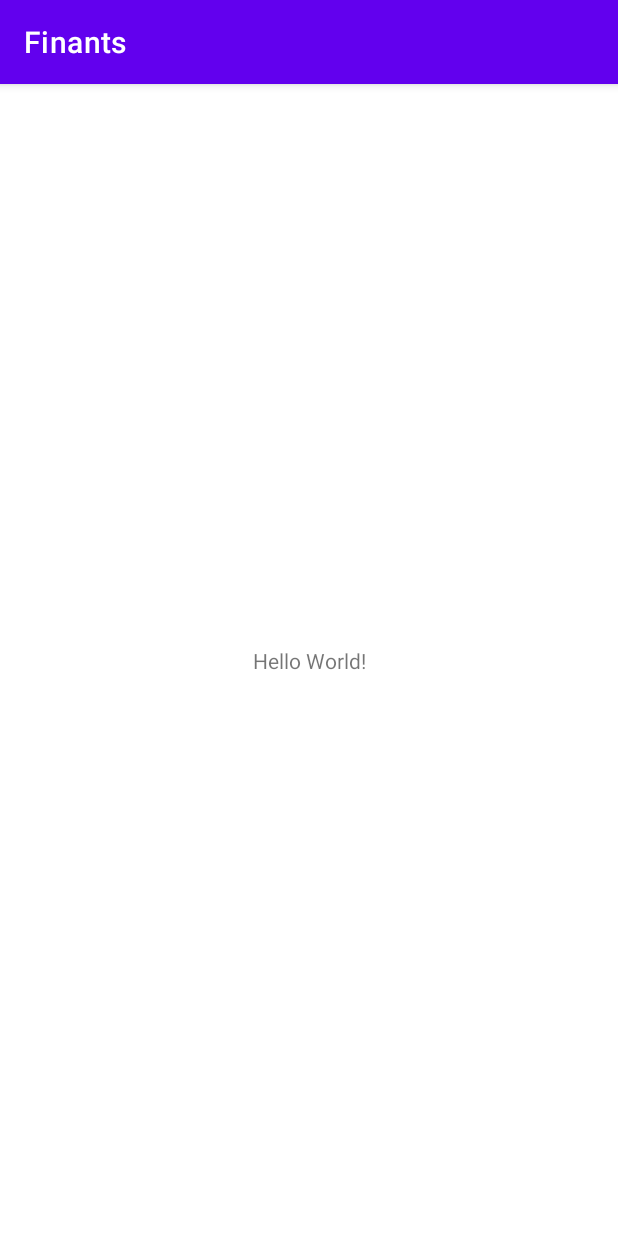
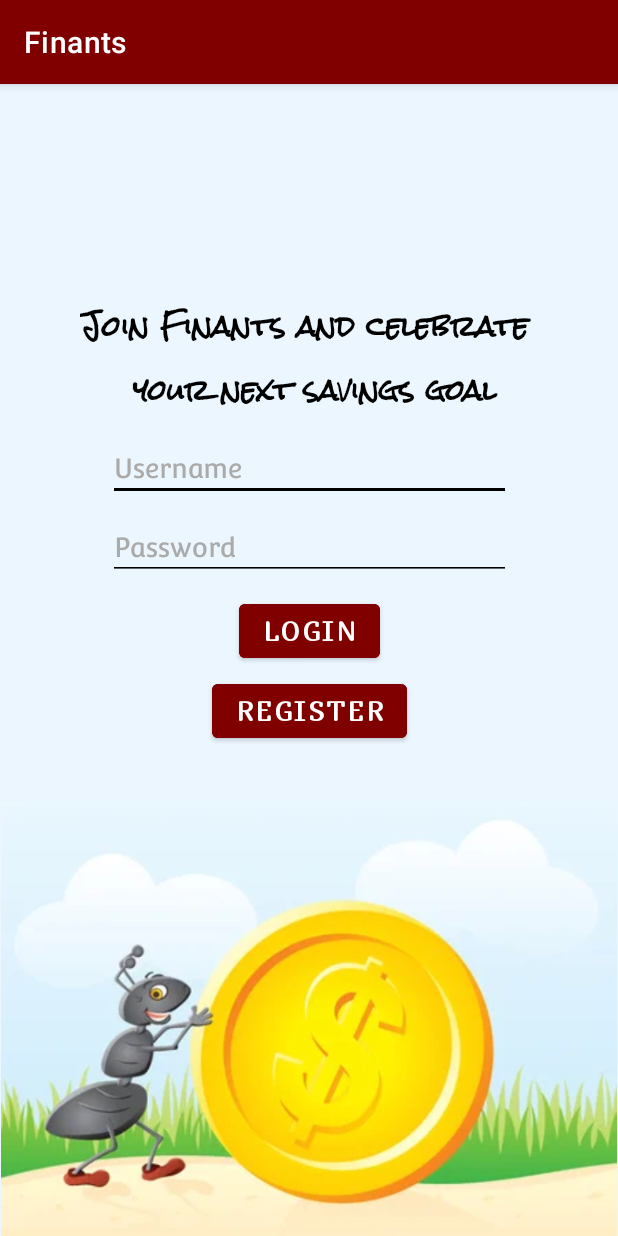
Before and after one commit to CodePath-Android-Final/Finants, an Android app: the screen it shows after launch (MainActivity before the commit, LoginActivity after it), on a phone screen of 412 x 824 dp. Run offline under Robolectric (Android 15) with nearby library versions, the phone set to English and light mode, and no system bars; libraries missing offline, so code that uses them is left out: com.parse; 2 statements that could not run were skipped.

Commit message:
Added user authentication and login page with connected backend

```diff
--- a/app/build.gradle
+++ b/app/build.gradle
@@ -37,6 +37,7 @@ dependencies {
     implementation 'androidx.appcompat:appcompat:1.4.1'
     implementation 'com.google.android.material:material:1.5.0'
     implementation 'androidx.constraintlayout:constraintlayout:2.1.3'
+    implementation "com.github.parse-community.Parse-SDK-Android:parse:3.0.0"
     testImplementation 'junit:junit:4.13.2'
     androidTestImplementation 'androidx.test.ext:junit:1.1.3'
     androidTestImplementation 'androidx.test.espresso:espresso-core:3.4.0'
--- /dev/null
+++ b/app/src/main/java/com/example/finants/FinantsApplication.kt
@@ -0,0 +1,17 @@
+package com.example.finants
+
+import android.app.Application;
+import com.parse.Parse;
+
+
+class FinantsApplication : Application() {
+    override fun onCreate() {
+        super.onCreate()
+        Parse.initialize(
+            Parse.Configuration.Builder(this)
+                .applicationId(getString(R.string.back4app_app_id))
+                .clientKey(getString(R.string.back4app_client_key))
+                .server(getString(R.string.back4app_server_url))
+                .build());
+    }
+}
--- /dev/null
+++ b/app/src/main/java/com/example/finants/LoginActivity.kt
@@ -0,0 +1,73 @@
+package com.example.finants
+
+import android.content.Intent
+import android.graphics.Color
+import android.graphics.drawable.ColorDrawable
+import androidx.appcompat.app.AppCompatActivity
+import android.os.Bundle
+import android.util.Log
+import android.widget.Button
+import android.widget.EditText
+import android.widget.Toast
+import com.parse.ParseUser
+
+class LoginActivity : AppCompatActivity() {
+    override fun onCreate(savedInstanceState: Bundle?) {
+        super.onCreate(savedInstanceState)
+        supportActionBar!!.setBackgroundDrawable(ColorDrawable(Color.parseColor("#800000")))
+        setContentView(R.layout.activity_login)
+        if(ParseUser.getCurrentUser()!=null){
+            goToMainActivity()
+        }
+
+        findViewById<Button>(R.id.login_button).setOnClickListener(){
+            val username=findViewById<EditText>(R.id.et_UserName).text.toString()
+            val password=findViewById<EditText>(R.id.et_Password).text.toString()
+            loginUser(username,password)
+        }
+
+        findViewById<Button>(R.id.signUpBtn).setOnClickListener(){
+            val username=findViewById<EditText>(R.id.et_UserName).text.toString()
+            val password=findViewById<EditText>(R.id.et_Password).text.toString()
+            signUpUser(username,password)
+        }
+    }
+        private fun signUpUser(username: String,password: String){
+            val user=ParseUser()
+
+            user.setUsername(username)
+            user.setPassword(password)
+
+            user.signUpInBackground{e->
+                if(e==null){
+                    Toast.makeText(this,"Registration Successful!",Toast.LENGTH_SHORT).show()
+                    goToMainActivity()
+                }else{
+                    Toast.makeText(this,"Registration Failed",Toast.LENGTH_SHORT).show()
+                    e.printStackTrace()
+                }
+            }
+        }
+        private fun loginUser(username: String, password: String) {
+            ParseUser.logInInBackground(username, password, ({ user, e ->
+                if (user != null) {
+                    Log.i(TAG, "Successfully logged in user")
+                    goToMainActivity()
+                } else {
+                    e.printStackTrace()
+                    Toast.makeText(this,"error loggin in",Toast.LENGTH_SHORT).show()
+                }
+            })
+            )
+        }
+
+        private fun goToMainActivity() {
+            val intent= Intent(this@LoginActivity,MainActivity::class.java)
+            startActivity(intent)
+            finish()
+        }
+
+        companion object{
+            const val TAG="LoginActivity"
+        }
+}
--- /dev/null
+++ b/app/src/main/res/layout/activity_login.xml
@@ -0,0 +1,100 @@
+<?xml version="1.0" encoding="utf-8"?>
+<androidx.constraintlayout.widget.ConstraintLayout xmlns:android="http://schemas.android.com/apk/res/android"
+    xmlns:app="http://schemas.android.com/apk/res-auto"
+    xmlns:tools="http://schemas.android.com/tools"
+    android:layout_width="match_parent"
+    android:layout_height="match_parent"
+    tools:context=".LoginActivity"
+    android:background="#EBF6FF">
+
+  <Button
+      android:id="@+id/login_button"
+      android:layout_width="wrap_content"
+      android:layout_height="wrap_content"
+      android:layout_margin="10dp"
+      android:layout_marginTop="8dp"
+      android:text="Login"
+      android:textSize="18dp"
+      android:textStyle="bold"
+      android:fontFamily="@font/marmelad"
+      android:backgroundTint="#800000"
+      app:layout_constraintEnd_toEndOf="parent"
+      app:layout_constraintStart_toStartOf="parent"
+      app:layout_constraintTop_toBottomOf="@+id/et_Password" />
+
+  <EditText
+      android:id="@+id/et_UserName"
+      android:layout_width="wrap_content"
+      android:layout_height="wrap_content"
+      android:layout_margin="10dp"
+      android:ems="13"
+      android:hint="Username"
+      android:inputType="textEmailAddress"
+      android:fontFamily="@font/convergence"
+      android:text=""
+      android:textColor="@color/black"
+      android:textColorHint="#AAAAAA"
+      android:backgroundTint="#000000"
+      app:layout_constraintEnd_toEndOf="parent"
+      app:layout_constraintStart_toStartOf="parent"
+      app:layout_constraintTop_toBottomOf="@id/tvSlogan" />
+
+  <EditText
+      android:id="@+id/et_Password"
+      android:layout_width="wrap_content"
+      android:layout_height="wrap_content"
+      android:layout_margin="10dp"
+      android:layout_marginTop="8dp"
+      android:ems="13"
+      android:hint="Password"
+      android:fontFamily="@font/convergence"
+      android:textColor="@color/black"
+      android:textColorHint="#AAAAAA"
+      android:inputType="textPassword"
+      android:text=""
+      android:backgroundTint="#000000"
+      app:layout_constraintEnd_toEndOf="parent"
+      app:layout_constraintStart_toStartOf="parent"
+      app:layout_constraintTop_toBottomOf="@+id/et_UserName" />
+
+  <Button
+      android:id="@+id/signUpBtn"
+      android:layout_width="wrap_content"
+      android:layout_height="wrap_content"
+      android:layout_margin="5dp"
+      android:layout_marginTop="140dp"
+      android:text="Register"
+      android:fontFamily="@font/marmelad"
+      android:backgroundTint="#800000"
+      android:textSize="18dp"
+      android:textStyle="bold"
+      app:layout_constraintEnd_toEndOf="parent"
+      app:layout_constraintStart_toStartOf="parent"
+      app:layout_constraintTop_toBottomOf="@+id/login_button" />
+
+  <TextView
+      android:id="@+id/tvSlogan"
+      android:layout_width="wrap_content"
+      android:layout_height="wrap_content"
+      android:text="Join Finants and celebrate \n your next savings goal"
+      android:fontFamily="@font/rocksalt"
+      android:textColor="@color/black"
+      android:textSize="18dp"
+      android:textAlignment="center"
+      android:layout_marginTop="140dp"
+      android:layout_marginLeft="50dp"
+      android:layout_marginRight="50dp"
+      app:layout_constraintEnd_toEndOf="parent"
+      app:layout_constraintStart_toStartOf="parent"
+      app:layout_constraintTop_toTopOf="parent"
+      android:textStyle="bold"/>
+
+  <ImageView
+      android:id="@+id/imageView"
+      android:layout_width="wrap_content"
+      android:layout_height="290dp"
+      app:layout_constraintBottom_toBottomOf="parent"
+      app:layout_constraintEnd_toEndOf="parent"
+      app:layout_constraintStart_toStartOf="parent"
+      app:srcCompat="@drawable/ant_back" />
+</androidx.constraintlayout.widget.ConstraintLayout>
--- a/app/src/main/res/layout/activity_main.xml
+++ b/app/src/main/res/layout/activity_main.xml
@@ -9,7 +9,7 @@
     <TextView
         android:layout_width="wrap_content"
         android:layout_height="wrap_content"
-        android:text="Hello World!"
+        android:text="This will be replaced by Fragments!!!"
         app:layout_constraintBottom_toBottomOf="parent"
         app:layout_constraintLeft_toLeftOf="parent"
         app:layout_constraintRight_toRightOf="parent"
--- a/app/src/main/res/mipmap-anydpi-v26/ic_launcher.xml
+++ b/app/src/main/res/mipmap-anydpi-v26/ic_launcher.xml
@@ -1,5 +1,5 @@
 <?xml version="1.0" encoding="utf-8"?>
 <adaptive-icon xmlns:android="http://schemas.android.com/apk/res/android">
-    <background android:drawable="@drawable/ic_launcher_background" />
-    <foreground android:drawable="@drawable/ic_launcher_foreground" />
+    <background android:drawable="@drawable/ic_icon_background"/>
+    <foreground android:drawable="@mipmap/ic_icon"/>
 </adaptive-icon>
--- a/app/src/main/res/mipmap-anydpi-v26/ic_launcher_round.xml
+++ b/app/src/main/res/mipmap-anydpi-v26/ic_launcher_round.xml
@@ -1,5 +1,5 @@
 <?xml version="1.0" encoding="utf-8"?>
 <adaptive-icon xmlns:android="http://schemas.android.com/apk/res/android">
-    <background android:drawable="@drawable/ic_launcher_background" />
-    <foreground android:drawable="@drawable/ic_launcher_foreground" />
+    <background android:drawable="@drawable/ic_icon_background"/>
+    <foreground android:drawable="@mipmap/ic_icon"/>
 </adaptive-icon>
--- a/app/src/main/res/values/strings.xml
+++ b/app/src/main/res/values/strings.xml
@@ -1,3 +1,9 @@
 <resources>
     <string name="app_name">Finants</string>
+    <string name="back4app_server_url">https://parseapi.back4app.com/</string>
+
+    <!-- Paste BOTH strings as required -->
+    <string name="back4app_app_id">JMtfhY0JnmyQlNb0pEeFSyODFQr3lgA0W1wF4vAw</string>
+    <string name="back4app_client_key">HT7KqCvLy8ZfdjJMPjdOH2HMOUamPfQxMFcHTaYJ</string>
+
 </resources>
--- a/settings.gradle
+++ b/settings.gradle
@@ -3,6 +3,7 @@ pluginManagement {
         gradlePluginPortal()
         google()
         mavenCentral()
+        maven { url 'https://jitpack.io' }
     }
 }
 dependencyResolutionManagement {
@@ -10,6 +11,7 @@ dependencyResolutionManagement {
     repositories {
         google()
         mavenCentral()
+        maven { url 'https://jitpack.io' }
     }
 }
 rootProject.name = "Finants"
```
Also changed, not shown: app/src/main/AndroidManifest.xml (+28 -8 lines), app/src/main/res/drawable/ic_icon_background.xml (added, +74 -0 lines), app/src/main/ic_launcher-playstore.png (added), app/src/main/res/drawable/ant_back.png (added), app/src/main/res/font/convergence.ttf (added), app/src/main/res/font/marmelad.ttf (added), app/src/main/res/font/rocksalt.ttf (added), app/src/main/res/mipmap-hdpi/ic_icon.png (added), 1 other file.
